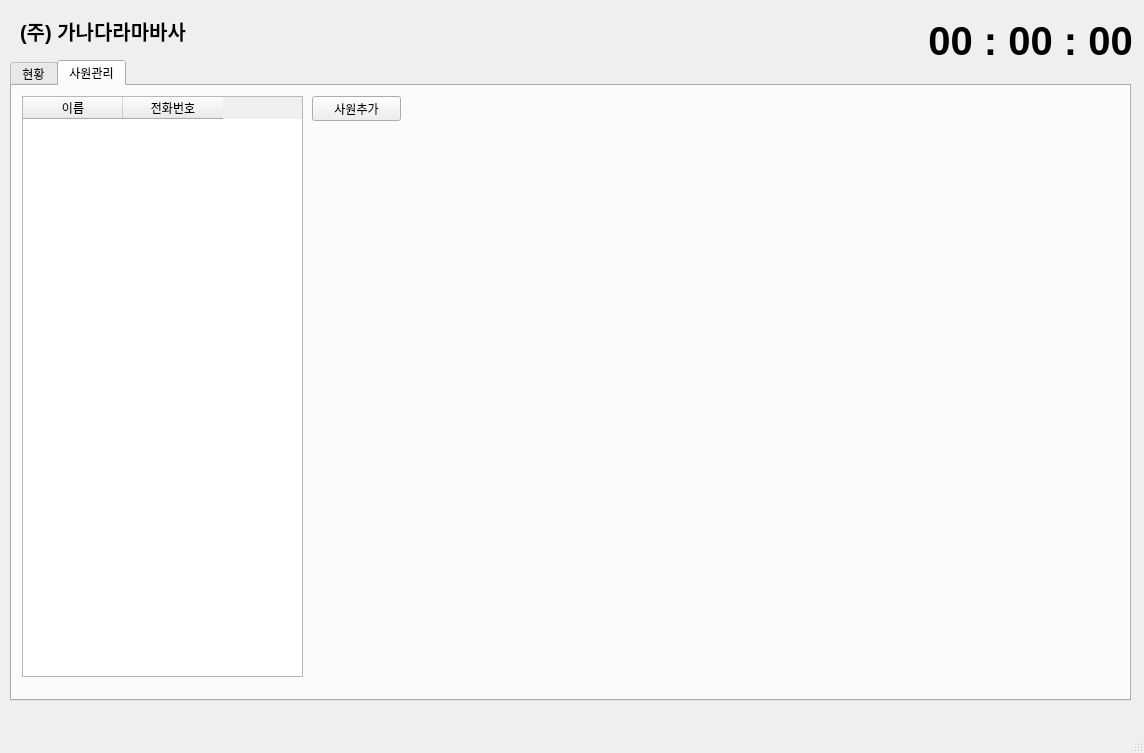
First picture: the form in attendance_manage/mainwindow_dashboard.ui, repository Jeho0216/attendance_manage_project, before the edit.
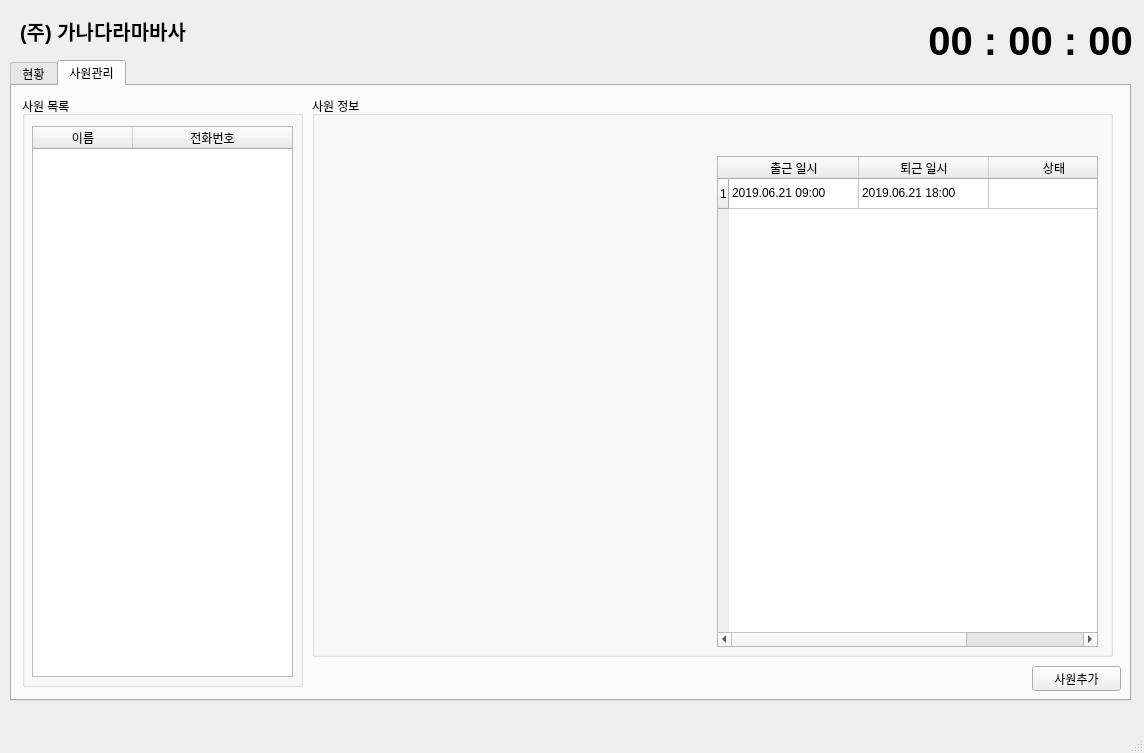
Second picture: the form after the edit.

Commit message: add auto reload table (when add staff finished)

```diff
--- a/attendance_manage/mainwindow_dashboard.ui
+++ b/attendance_manage/mainwindow_dashboard.ui
@@ -84,8 +84,8 @@
      <widget class="QPushButton" name="pushButton">
       <property name="geometry">
        <rect>
-        <x>300</x>
-        <y>10</y>
+        <x>1020</x>
+        <y>580</y>
         <width>89</width>
         <height>25</height>
        </rect>
@@ -94,25 +94,106 @@
        <string>사원추가</string>
       </property>
      </widget>
-     <widget class="QTableWidget" name="tableWidget">
+     <widget class="QGroupBox" name="groupBox">
       <property name="geometry">
        <rect>
         <x>10</x>
         <y>10</y>
         <width>281</width>
-        <height>581</height>
+        <height>591</height>
        </rect>
       </property>
-      <column>
-       <property name="text">
-        <string>이름</string>
+      <property name="title">
+       <string>사원 목록</string>
+      </property>
+      <widget class="QTableWidget" name="tableWidget">
+       <property name="geometry">
+        <rect>
+         <x>10</x>
+         <y>30</y>
+         <width>261</width>
+         <height>551</height>
+        </rect>
        </property>
-      </column>
-      <column>
-       <property name="text">
-        <string>전화번호</string>
+       <attribute name="horizontalHeaderStretchLastSection">
+        <bool>true</bool>
+       </attribute>
+       <column>
+        <property name="text">
+         <string>이름</string>
+        </property>
+       </column>
+       <column>
+        <property name="text">
+         <string>전화번호</string>
+        </property>
+       </column>
+      </widget>
+     </widget>
+     <widget class="QGroupBox" name="groupBox_2">
+      <property name="geometry">
+       <rect>
+        <x>300</x>
+        <y>10</y>
+        <width>801</width>
+        <height>561</height>
+       </rect>
+      </property>
+      <property name="title">
+       <string>사원 정보</string>
+      </property>
+      <widget class="QTableWidget" name="tableWidget_info">
+       <property name="geometry">
+        <rect>
+         <x>405</x>
+         <y>60</y>
+         <width>381</width>
+         <height>491</height>
+        </rect>
        </property>
-      </column>
+       <attribute name="horizontalHeaderDefaultSectionSize">
+        <number>130</number>
+       </attribute>
+       <attribute name="horizontalHeaderHighlightSections">
+        <bool>true</bool>
+       </attribute>
+       <attribute name="horizontalHeaderMinimumSectionSize">
+        <number>20</number>
+       </attribute>
+       <attribute name="horizontalHeaderStretchLastSection">
+        <bool>true</bool>
+       </attribute>
+       <row>
+        <property name="text">
+         <string>1</string>
+        </property>
+       </row>
+       <column>
+        <property name="text">
+         <string>출근 일시</string>
+        </property>
+       </column>
+       <column>
+        <property name="text">
+         <string>퇴근 일시</string>
+        </property>
+       </column>
+       <column>
+        <property name="text">
+         <string>상태</string>
+        </property>
+       </column>
+       <item row="0" column="0">
+        <property name="text">
+         <string>2019.06.21 09:00</string>
+        </property>
+       </item>
+       <item row="0" column="1">
+        <property name="text">
+         <string>2019.06.21 18:00</string>
+        </property>
+       </item>
+      </widget>
      </widget>
     </widget>
    </widget>
```
Left out of the diff: 2 changed lines with no effect on the pictures. The commit also changes 5 other files.
